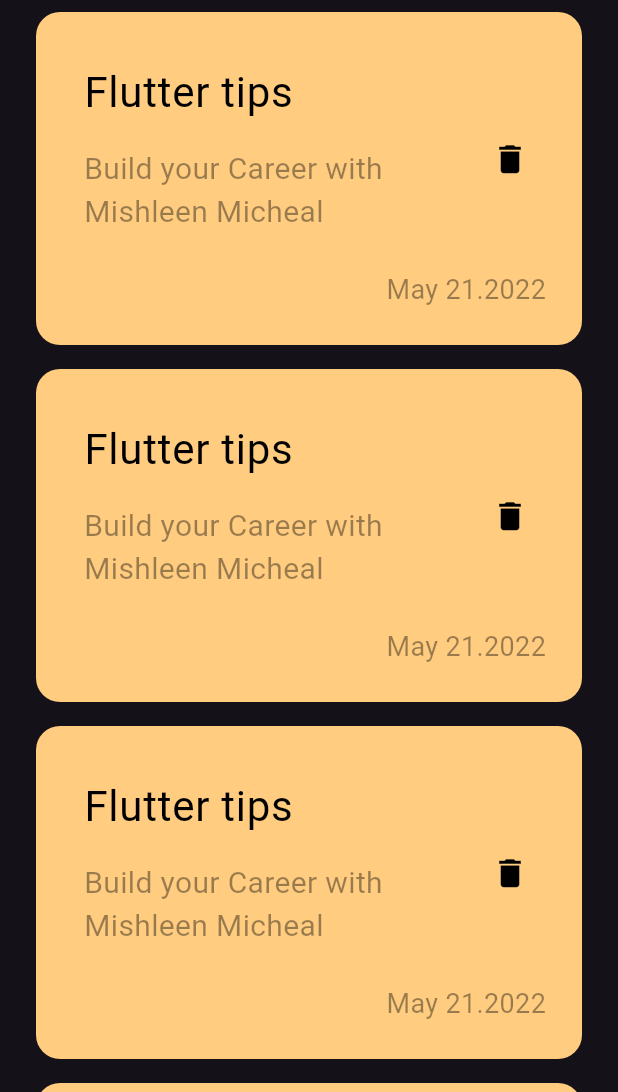
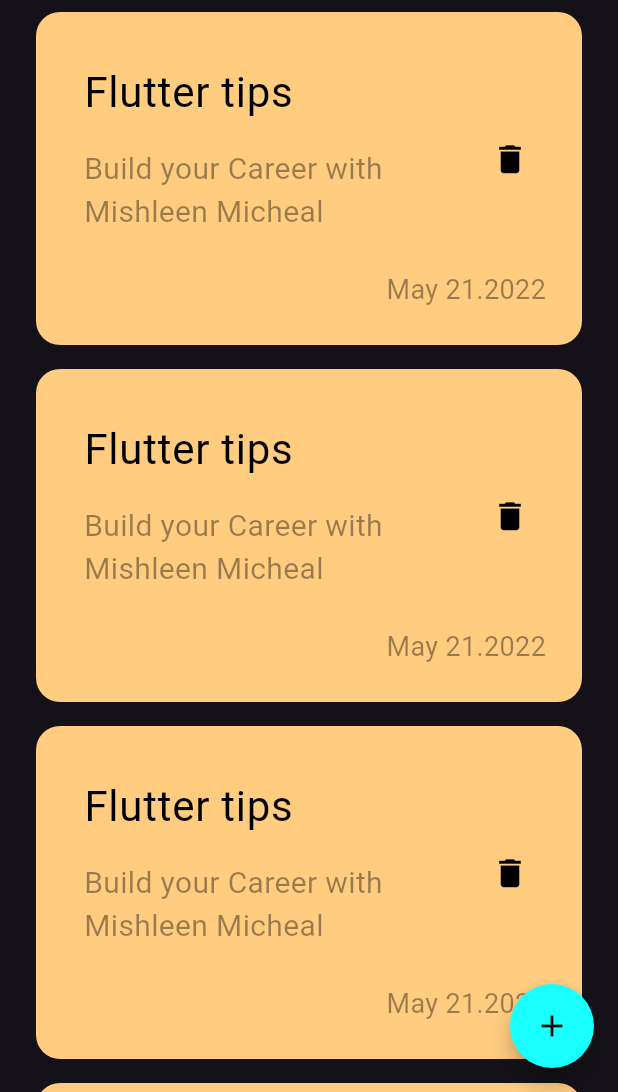
Before and after one commit to mishleen344/Notes_App, a Flutter app: the screen it shows after launch, on a phone screen of 412 x 824 dp, the part 144-1236 px from its top. Run offline on Flutter 3.47's test engine with Material 3 defaults, Android fonts, the phone set to English and light mode, and no system bars.

Commit message:
add floating Action Button

```diff
--- a/lib/view/notes_view.dart
+++ b/lib/view/notes_view.dart
@@ -8,8 +8,12 @@ class NotesView extends StatelessWidget {
 
   @override
   Widget build(BuildContext context) {
-    return const Scaffold(
-      body: NotesViewBody(),
+    return Scaffold(
+      floatingActionButton: FloatingActionButton(onPressed:(){},child: const Icon(Icons.add),
+      backgroundColor: Colors.cyanAccent,foregroundColor: Colors.black,
+    shape: RoundedRectangleBorder(
+    borderRadius: BorderRadius.circular(100)),),
+      body: const NotesViewBody(),
     );
   }
 }
```
